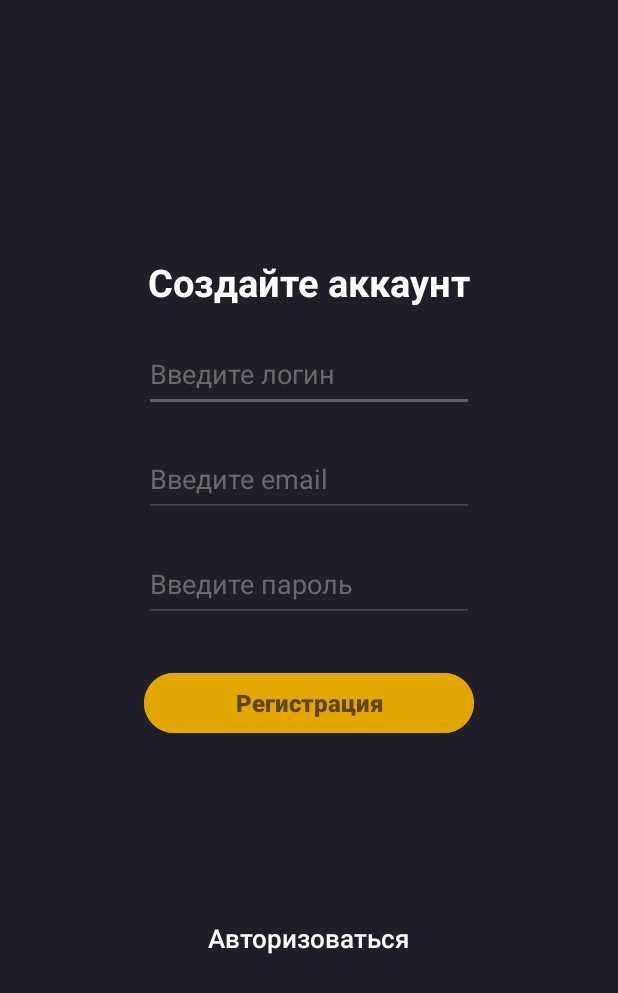
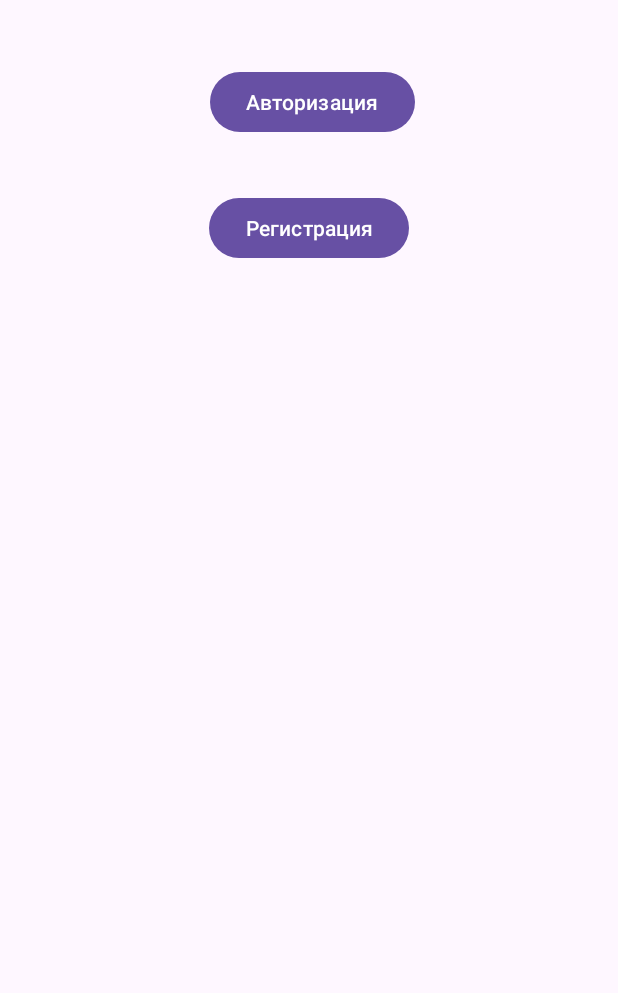
Before and after one commit to NikitinTimofey/TestAndroid, an Android app: the screen it shows after launch (MainActivity), on a phone screen of 412 x 824 dp. Shown: the top 993 px of the screen. Run offline under Robolectric (Android 15) with nearby library versions, the phone set to English and light mode, and no system bars.

Commit message:
add firebase reg and auth

```diff
--- a/app/src/main/java/com/example/registrationpage/ItemsActivity.kt
+++ b/app/src/main/java/com/example/registrationpage/ItemsActivity.kt
@@ -53,6 +53,7 @@ class ItemsActivity : AppCompatActivity() {
                 for (document in result) {
                     val item = Item(
                         id = document.id.hashCode(), // Генерация id
+                        documentId = document.id,
                         imageUrl = document.getString("imageBase64") ?: "", // Здесь можно использовать путь к изображению
                         brand = document.getString("brand") ?: "Unknown",
                         text = document.getString("description") ?: "No description",
@@ -62,7 +63,8 @@ class ItemsActivity : AppCompatActivity() {
                         engineSize = document.getDouble("engineSize")?.toFloat() ?: 0f,
                         fuel = document.getString("fuel") ?: "Unknown",
                         body = document.getString("body") ?: "Unknown",
-                        mileage = document.getLong("mileage")?.toInt() ?: 0
+                        mileage = document.getLong("mileage")?.toInt() ?: 0,
+                        userId = document.getString("userId") ?: ""
                     )
                     items.add(item)
                 }
--- a/app/src/main/java/com/example/registrationpage/MainActivity.kt
+++ b/app/src/main/java/com/example/registrationpage/MainActivity.kt
@@ -2,55 +2,24 @@ package com.example.registrationpage
 
 import android.content.Intent
 import android.os.Bundle
-import android.widget.Button
-import android.widget.EditText
-import android.widget.TextView
-import android.widget.Toast
-import androidx.activity.enableEdgeToEdge
 import androidx.appcompat.app.AppCompatActivity
-import androidx.core.view.ViewCompat
-import androidx.core.view.WindowInsetsCompat
+import com.example.registrationpage.databinding.ActivityMainBinding // Импортируйте класс binding
 
 class MainActivity : AppCompatActivity() {
+
+    private lateinit var binding: ActivityMainBinding // Объявите binding
+
     override fun onCreate(savedInstanceState: Bundle?) {
         super.onCreate(savedInstanceState)
-        enableEdgeToEdge()
-        setContentView(R.layout.activity_main)
-        ViewCompat.setOnApplyWindowInsetsListener(findViewById(R.id.main)) { v, insets ->
-            val systemBars = insets.getInsets(WindowInsetsCompat.Type.systemBars())
-            v.setPadding(systemBars.left, systemBars.top, systemBars.right, systemBars.bottom)
-            insets
+        binding = ActivityMainBinding.inflate(layoutInflater) // Инициализируйте binding
+        setContentView(binding.root)
+
+        binding.mainLinkToReg.setOnClickListener {
+            startActivity(Intent(this, RegisterActivity::class.java))
         }
 
-        val userLogin: EditText = findViewById(R.id.user_login)
-        val userEmail: EditText = findViewById(R.id.user_email)
-        val userPass: EditText = findViewById(R.id.user_pass)
-        val button: Button = findViewById(R.id.button_reg)
-        val linkToAuth: TextView = findViewById(R.id.link_to_auth)
-
-        linkToAuth.setOnClickListener {
-            val intent = Intent(this, AuthActivity::class.java)
-            startActivity(intent)
-        }
-
-        button.setOnClickListener {
-            val login = userLogin.text.toString().trim()
-            val email = userEmail.text.toString().trim()
-            val pass = userPass.text.toString().trim()
-
-            if(login == "" || email == "" || pass == "")
-                Toast.makeText(this, "Не все поля заполнены", Toast.LENGTH_LONG).show()
-            else {
-                val user = User(login, email, pass)
-
-                val db = DbHelper(this, null)
-                db.addUser(user)
-                Toast.makeText(this, "Пользователь $login добавлен", Toast.LENGTH_LONG).show()
-
-                userLogin.text.clear()
-                userEmail.text.clear()
-                userPass.text.clear()
-            }
+        binding.mainLinkToAuth.setOnClickListener {
+            startActivity(Intent(this, AuthActivity::class.java))
         }
     }
 }
--- a/app/src/main/java/com/example/registrationpage/SellActivity.kt
+++ b/app/src/main/java/com/example/registrationpage/SellActivity.kt
@@ -12,6 +12,7 @@ import android.content.Intent
 import android.graphics.Bitmap
 import android.graphics.BitmapFactory
 import android.util.Base64
+import com.google.firebase.auth.FirebaseAuth
 import java.io.ByteArrayOutputStream
 
 
@@ -20,6 +21,7 @@ class SellActivity : AppCompatActivity() {
     private lateinit var binding: ActivitySellBinding
     private val firestore = FirebaseFirestore.getInstance()
     private var encodedImage: String? = null // Для хранения base64 строки
+    val userId = FirebaseAuth.getInstance().currentUser?.uid
 
     override fun onCreate(savedInstanceState: Bundle?) {
         super.onCreate(savedInstanceState)
@@ -60,7 +62,8 @@ class SellActivity : AppCompatActivity() {
                     "fuel" to fuel,
                     "body" to body,
                     "mileage" to mileage,
-                    "imageBase64" to encodedImage // Добавляем base64 изображение
+                    "imageBase64" to encodedImage, // Добавляем base64 изображение
+                    "userId" to userId
                 )
 
                 // Добавляем в Firestore
--- a/app/src/main/java/com/example/registrationpage/data/Item.kt
+++ b/app/src/main/java/com/example/registrationpage/data/Item.kt
@@ -2,6 +2,8 @@ package com.example.registrationpage.data
 
 data class Item(
     val id: Int,
+    val documentId: String,
+    val userId: String,
     val imageUrl: String,
     val brand: String,
     val text:String,
--- a/app/src/main/res/layout/activity_main.xml
+++ b/app/src/main/res/layout/activity_main.xml
@@ -1,82 +1,30 @@
 <?xml version="1.0" encoding="utf-8"?>
-<LinearLayout xmlns:android="http://schemas.android.com/apk/res/android"
+<androidx.constraintlayout.widget.ConstraintLayout xmlns:android="http://schemas.android.com/apk/res/android"
     xmlns:app="http://schemas.android.com/apk/res-auto"
     xmlns:tools="http://schemas.android.com/tools"
     android:id="@+id/main"
     android:layout_width="match_parent"
     android:layout_height="match_parent"
-    android:orientation="vertical"
-    android:background="#201E28"
     tools:context=".MainActivity">
 
-    <TextView
+    <Button
+        android:id="@+id/main_link_to_reg"
         android:layout_width="wrap_content"
         android:layout_height="wrap_content"
-        android:fontFamily="@font/inter_bold"
-        android:textColor="#fdfdfd"
-        android:layout_gravity="center"
-        android:layout_marginTop="170dp"
-        android:textSize="25sp"
-        android:textStyle="bold"
-        android:text="Создайте аккаунт" />
-
-    <EditText
-        android:id="@+id/user_login"
-        android:layout_width="220dp"
-        android:layout_height="50dp"
-        android:ems="10"
-        android:inputType="text"
-        android:textColorHint="#6a6a6a"
-        android:layout_marginTop="20dp"
-        android:layout_gravity="center"
-        android:textColor="#fdfdfd"
-        android:hint="Введите логин" />
-
-    <EditText
-        android:id="@+id/user_email"
-        android:layout_width="220dp"
-        android:layout_height="50dp"
-        android:ems="10"
-        android:inputType="textEmailAddress"
-        android:textColorHint="#6a6a6a"
-        android:layout_marginTop="20dp"
-        android:layout_gravity="center"
-        android:textColor="#fdfdfd"
-        android:hint="Введите email" />
-
-    <EditText
-        android:id="@+id/user_pass"
-        android:layout_width="220dp"
-        android:layout_height="50dp"
-        android:ems="10"
-        android:inputType="textPassword"
-        android:textColorHint="#6a6a6a"
-        android:layout_marginTop="20dp"
-        android:layout_gravity="center"
-        android:textColor="#fdfdfd"
-        android:hint="Введите пароль" />
+        android:layout_marginTop="36dp"
+        android:text="Регистрация"
+        app:layout_constraintEnd_toEndOf="parent"
+        app:layout_constraintStart_toStartOf="parent"
+        app:layout_constraintTop_toBottomOf="@+id/main_link_to_auth" />
 
     <Button
-        android:id="@+id/button_reg"
-        android:layout_width="220dp"
-        android:layout_height="wrap_content"
-        android:text="Регистрация"
-        android:textStyle="bold"
-        android:textSize="16sp"
-        android:textColor="#5e4602"
-        android:layout_gravity="center"
-        android:backgroundTint="#e2a600"
-        android:layout_marginTop="30dp"/>
-
-    <TextView
-        android:id="@+id/link_to_auth"
+        android:id="@+id/main_link_to_auth"
         android:layout_width="wrap_content"
         android:layout_height="wrap_content"
-        android:layout_gravity="center"
-        android:layout_marginTop="120dp"
-        android:fontFamily="@font/inter_medium"
-        android:text="Авторизоваться"
-        android:textColor="#fdfdfd"
-        android:textSize="17sp" />
-
-</LinearLayout>
+        android:layout_marginTop="44dp"
+        android:text="Авторизация"
+        app:layout_constraintEnd_toEndOf="parent"
+        app:layout_constraintHorizontal_bias="0.509"
+        app:layout_constraintStart_toStartOf="parent"
+        app:layout_constraintTop_toTopOf="parent" />
+</androidx.constraintlayout.widget.ConstraintLayout>
```
Also changed, not shown: app/src/main/AndroidManifest.xml (+11 -8 lines), app/src/main/java/com/example/registrationpage/AuthActivity.kt (+23 -31 lines), app/src/main/java/com/example/registrationpage/ItemsAdapter.kt (+29 -1 lines), app/src/main/java/com/example/registrationpage/RegisterActivity.kt (added, +41 -0 lines), app/src/main/res/layout/activity_register.xml (renamed from app/src/main/res/layout/activity_auth.xml, +10 -10 lines), app/src/main/res/layout/item_in_list.xml (+8 -0 lines).
